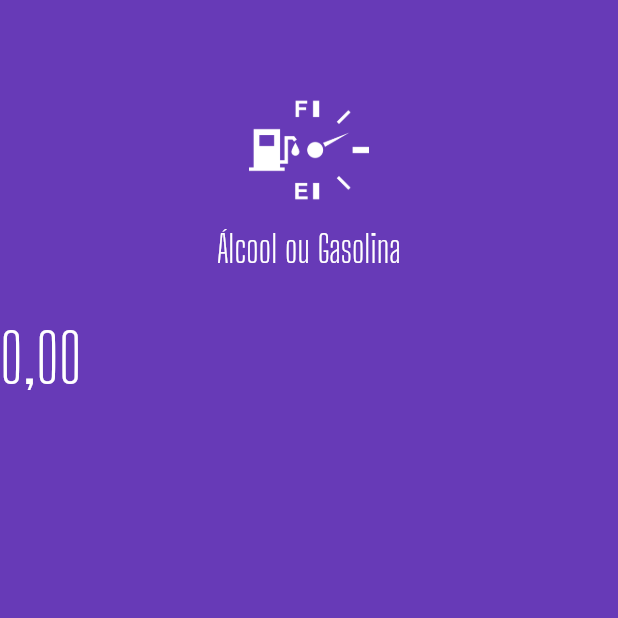
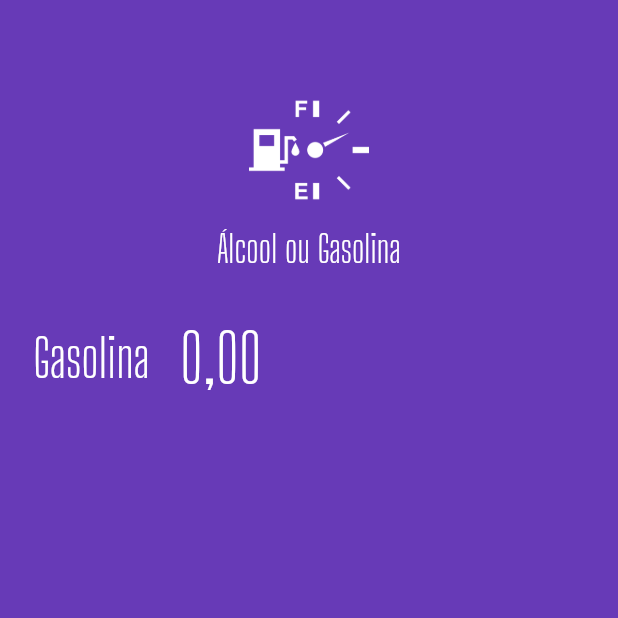
Before and after one commit to damasio34/qualcombustivel, a Flutter app: the screen it shows after launch, on a phone screen of 412 x 824 dp, the top half of it. Run offline on Flutter 3.47's test engine with Material 2 defaults, Android fonts, the phone set to English and light mode, and no system bars; our stand-ins replace flutter_masked_text.

Commit message:
Customizção do textbox na tela

```diff
--- a/lib/main.dart
+++ b/lib/main.dart
@@ -33,7 +33,24 @@ class HomePage extends StatelessWidget {
       body: ListView(
         children: <Widget>[
           Logo(),
-          TextFormField(
+          Row(children: <Widget>[
+            Container(
+              width: 100,
+              alignment: Alignment.centerRight,
+              child: Text(
+                "Gasolina",
+                style: TextStyle(
+                  color: Colors.white,
+                  fontSize: 35,
+                  fontFamily: "Big Shoulders Display"
+                ),
+              ),
+            ),
+            SizedBox(
+              width: 20,
+            ),
+            Expanded(
+              child: TextFormField(
                 controller: _gasCtrl,
                 keyboardType: TextInputType.number,
                 style: TextStyle(
@@ -45,6 +62,8 @@ class HomePage extends StatelessWidget {
                   border: InputBorder.none
                 ),
               )
+            )
+          ],)
         ],
       )
     );
```
Lines whose indentation alone changed are shown as unchanged.
